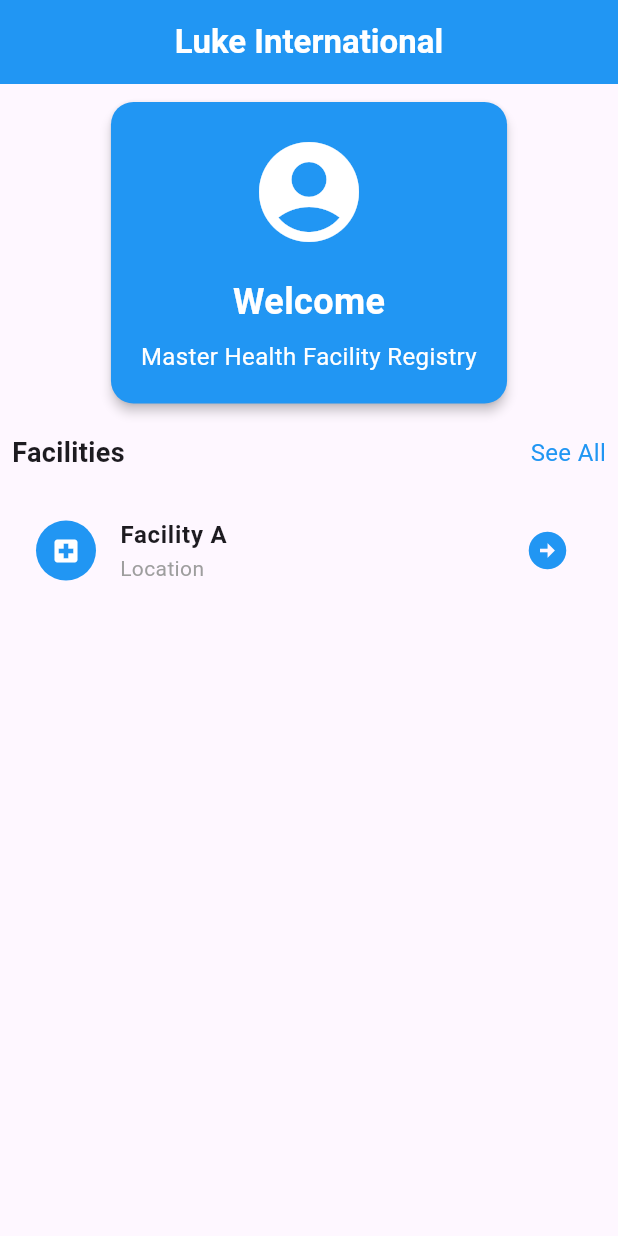
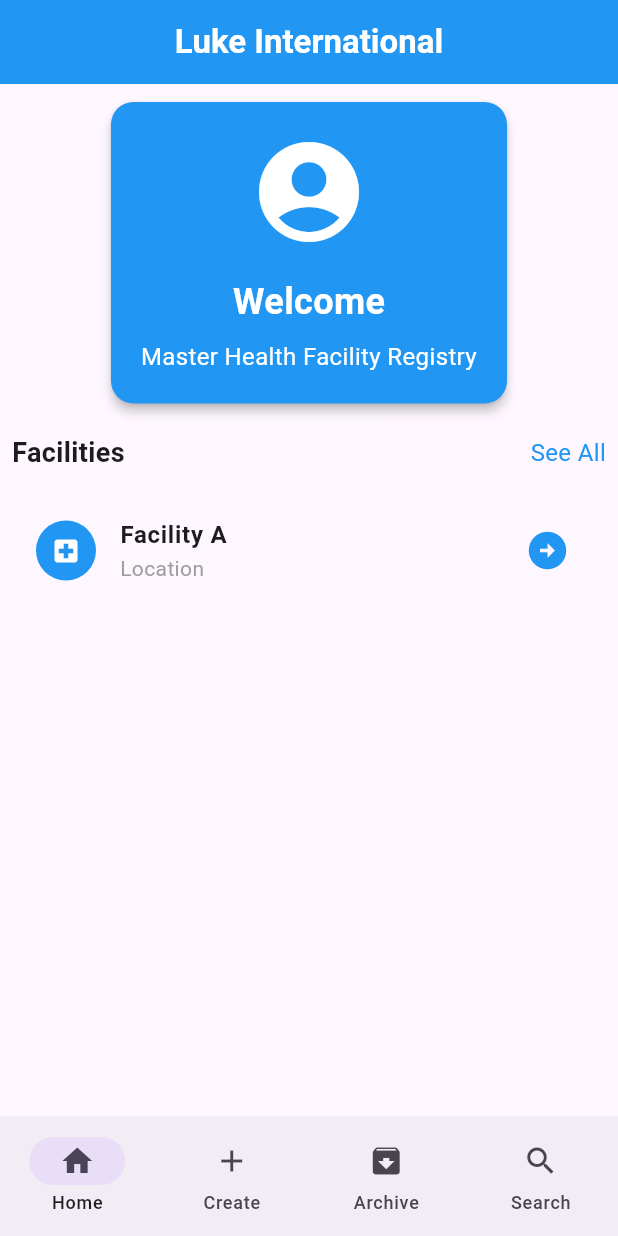
Before and after one commit to Gabbie123king/zipatala, a Flutter app: the screen it shows after launch, on a phone screen of 412 x 824 dp. Run offline on Flutter 3.47's test engine with Material 2 defaults, Android fonts, the phone set to English and light mode, and no system bars; our stand-ins replace get.

Commit message:
Bottom Nav Bar

```diff
--- a/lib/main.dart
+++ b/lib/main.dart
@@ -1,6 +1,7 @@
 import 'package:flutter/material.dart';
 import 'package:zipatala/screens/home_screen.dart';
-
+import 'package:zipatala/utils/bottom_nav.dart';
+import 'package:get/get.dart';
 void main() {
   runApp(const MyApp());
 }
@@ -11,7 +12,7 @@ class MyApp extends StatelessWidget {
   // This widget is the root of your application.
   @override
   Widget build(BuildContext context) {
-    return MaterialApp(
+    return GetMaterialApp(
       debugShowCheckedModeBanner: false,
       title: 'Flutter Demo',
       theme: ThemeData(
@@ -33,7 +34,7 @@ class MyApp extends StatelessWidget {
         colorScheme: ColorScheme.fromSeed(seedColor: Colors.deepPurple),
         useMaterial3: true,
       ),
-      home: const Home(),
+      home: const BottomNavigation(),
     );
   }
 }
--- /dev/null
+++ b/lib/utils/bottom_nav.dart
@@ -0,0 +1,41 @@
+import 'package:flutter/material.dart';
+import 'package:get/get.dart';
+import 'package:zipatala/screens/home_screen.dart';
+
+
+class BottomNavigation extends StatefulWidget {
+  const BottomNavigation({Key? key}) : super(key: key);
+
+  @override
+  State<BottomNavigation> createState() => _BottomNavigationState();
+}
+
+class _BottomNavigationState extends State<BottomNavigation> {
+  @override
+  Widget build(BuildContext context) {
+    final controller = Get.put(NavigationController());
+    return Scaffold(
+      bottomNavigationBar: Obx(
+        () => NavigationBar(
+          height: 80,
+          elevation: 0,
+          selectedIndex: controller.selectedIndex.value,
+          onDestinationSelected: (index) => controller.selectedIndex.value = index,
+          destinations: [
+            NavigationDestination(icon: Icon(Icons.home), label: 'Home'),
+            NavigationDestination(icon: Icon(Icons.add), label: 'Create'),
+            NavigationDestination(icon: Icon(Icons.archive), label: 'Archive'),
+            NavigationDestination(icon: Icon(Icons.search), label: 'Search'),
+          ],
+        ),
+      ),
+      body: Obx(() => controller.screens[controller.selectedIndex.value]),
+    );
+  }
+}
+
+class NavigationController extends GetxController{
+  final Rx<int> selectedIndex = 0.obs;
+
+  final screens = [const Home()];
+}
--- a/pubspec.yaml
+++ b/pubspec.yaml
@@ -46,6 +46,7 @@ dev_dependencies:
   # package. See that file for information about deactivating specific lint
   # rules and activating additional ones.
   flutter_lints: ^2.0.0
+  get: ^4.6.5
 
 # For information on the generic Dart part of this file, see the
 # following page: https://dart.dev/tools/pub/pubspec
```
Also changed, not shown: pubspec.lock.
